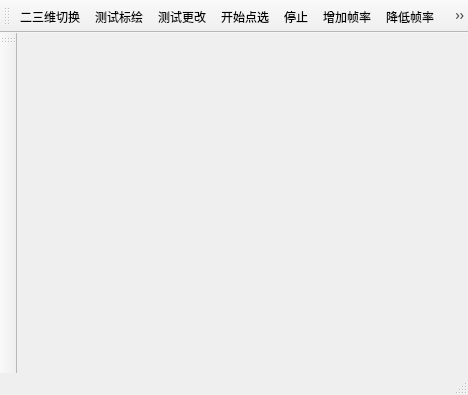
Qt form LoadMap/mainwindow.ui (MJYCo-Ltd/Map) before a commit.
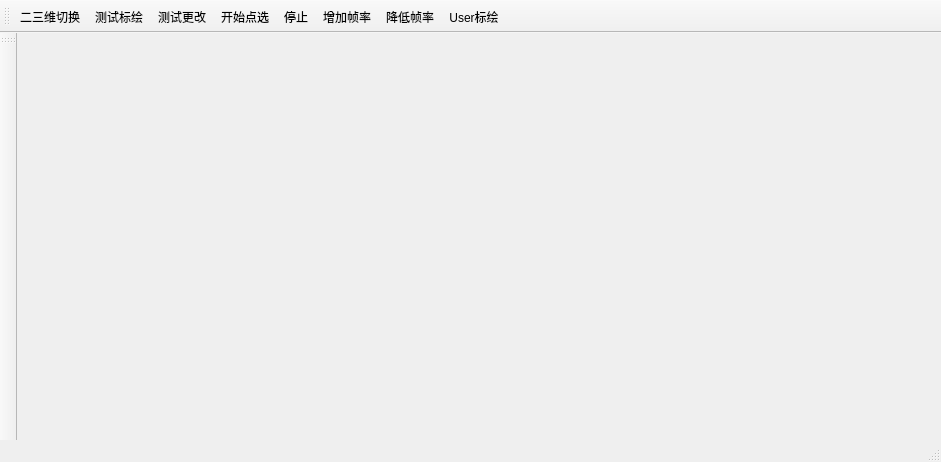
The same form after that commit.

```diff
--- a/LoadMap/mainwindow.ui
+++ b/LoadMap/mainwindow.ui
@@ -6,8 +6,8 @@
    <rect>
     <x>0</x>
     <y>0</y>
-    <width>468</width>
-    <height>395</height>
+    <width>941</width>
+    <height>462</height>
    </rect>
   </property>
   <property name="windowTitle">
@@ -95,7 +95,7 @@
   </action>
   <action name="action12">
    <property name="text">
-    <string>12</string>
+    <string>User标绘</string>
    </property>
   </action>
  </widget>
```
Left out of the diff: 2 changed lines with no effect on the pictures.
